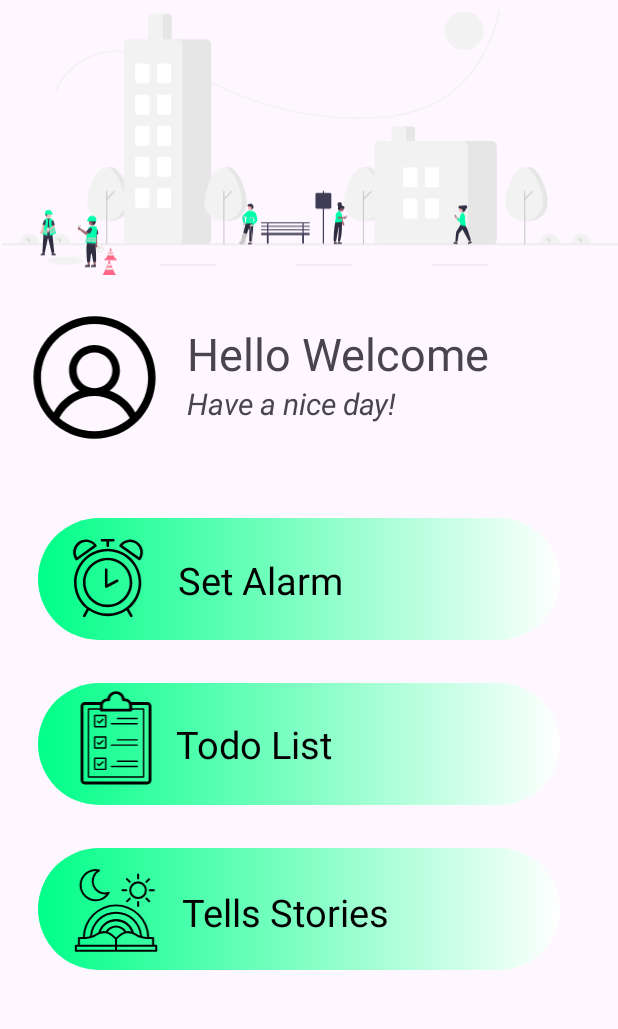
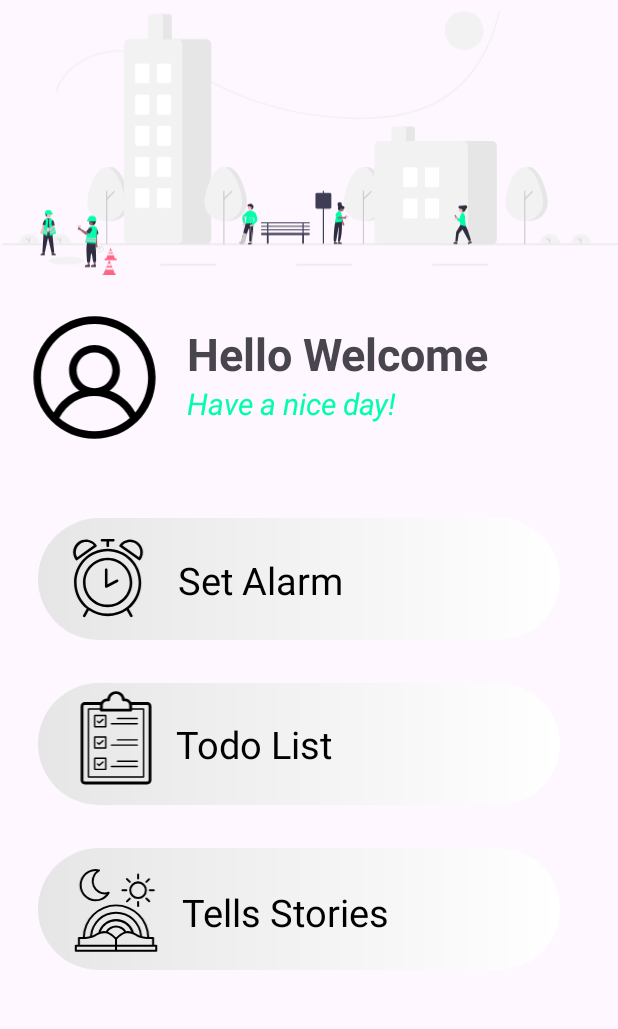
Before and after one commit to tbtuyentuyen/MyClock, an Android app: the MainActivity screen opened directly, with no data from a screen before it, on a phone screen of 412 x 824 dp, the part 127-1156 px from its top. Run offline under Robolectric (Android 15) with nearby library versions, the phone set to English and light mode, and no system bars; our stand-ins replace Firebase (no records; nobody signed in at launch, a user with empty details on screens opened directly).

Commit message:
change color button in main activity

```diff
--- a/app/src/main/res/drawable/custom_color.xml
+++ b/app/src/main/res/drawable/custom_color.xml
@@ -3,7 +3,7 @@
     android:shape="rectangle"
     xmlns:android="http://schemas.android.com/apk/res/android">
 
-    <gradient android:startColor="#00FF88"
+    <gradient android:startColor="#E6E6E6"
         android:endColor="@color/white"/>
 
     <corners
--- a/app/src/main/res/layout/activity_main.xml
+++ b/app/src/main/res/layout/activity_main.xml
@@ -39,6 +39,7 @@
             android:layout_height="wrap_content"
             android:layout_marginTop="300dp"
             android:text="Hello Welcome"
+            android:textStyle="bold"
             android:textSize="30dp"
             app:layout_constraintStart_toEndOf="@+id/imageView9"
             app:layout_constraintTop_toTopOf="parent" />
@@ -49,6 +50,7 @@
             android:layout_height="wrap_content"
             android:layout_marginTop="340dp"
             android:text="Have a nice day!"
+            android:textColor="@color/green"
             android:textSize="20dp"
             android:textStyle="italic"
             app:layout_constraintStart_toStartOf="@+id/tv1"
```
